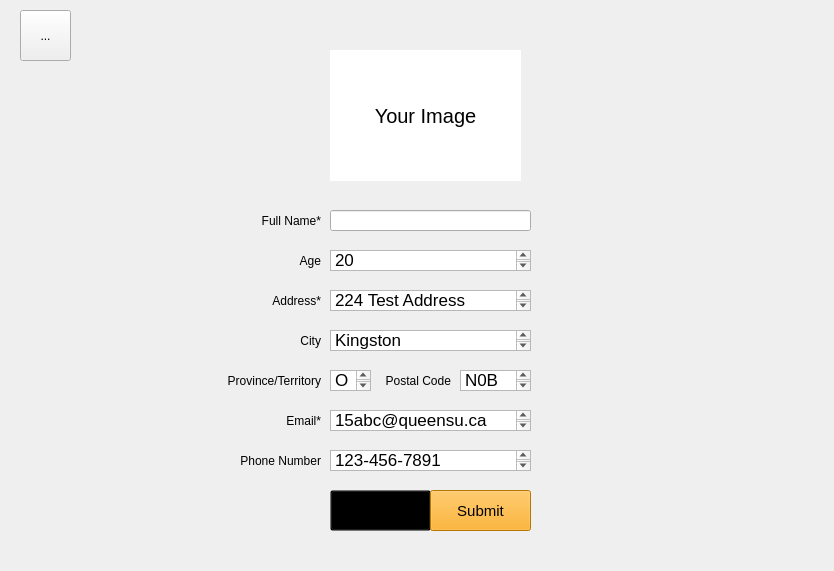
Qt form King_Project/signupform.ui (greg-maceachern12/MicroManage) before a commit.
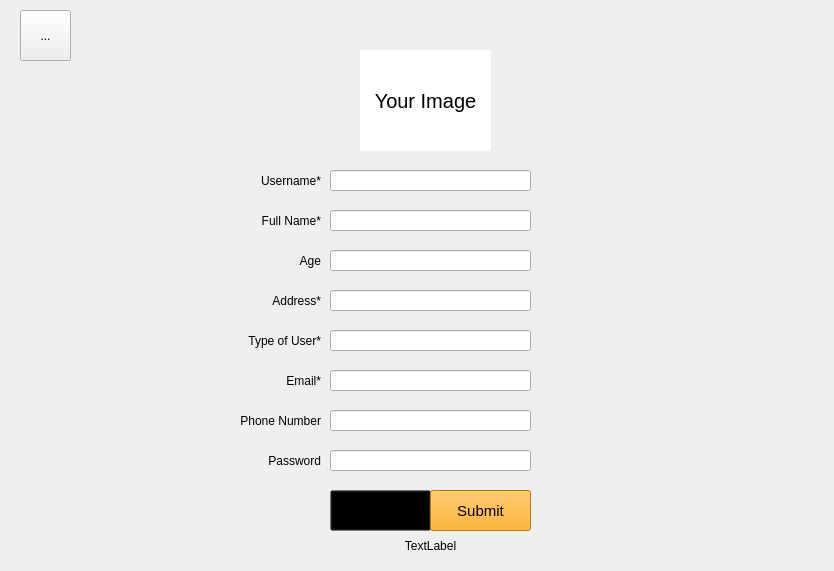
The same form after that commit.

Patch:
```diff
--- a/King_Project/signupform.ui
+++ b/King_Project/signupform.ui
@@ -13,81 +13,11 @@
   <property name="windowTitle">
    <string>Form</string>
   </property>
-  <widget class="QTextEdit" name="textEdit_5">
-   <property name="geometry">
-    <rect>
-     <x>330</x>
-     <y>370</y>
-     <width>41</width>
-     <height>21</height>
-    </rect>
-   </property>
-   <property name="html">
-    <string>&lt;!DOCTYPE HTML PUBLIC &quot;-//W3C//DTD HTML 4.0//EN&quot; &quot;http://www.w3.org/TR/REC-html40/strict.dtd&quot;&gt;
-&lt;html&gt;&lt;head&gt;&lt;meta name=&quot;qrichtext&quot; content=&quot;1&quot; /&gt;&lt;style type=&quot;text/css&quot;&gt;
-p, li { white-space: pre-wrap; }
-&lt;/style&gt;&lt;/head&gt;&lt;body style=&quot; font-family:'.SF NS Text'; font-size:13pt; font-weight:400; font-style:normal;&quot;&gt;
-&lt;p style=&quot; margin-top:0px; margin-bottom:0px; margin-left:0px; margin-right:0px; -qt-block-indent:0; text-indent:0px;&quot;&gt;ON&lt;/p&gt;&lt;/body&gt;&lt;/html&gt;</string>
-   </property>
-  </widget>
-  <widget class="QLabel" name="label_5">
-   <property name="geometry">
-    <rect>
-     <x>250</x>
-     <y>320</y>
-     <width>71</width>
-     <height>41</height>
-    </rect>
-   </property>
-   <property name="styleSheet">
-    <string notr="true">font-family: &quot;Avenir Next&quot;;</string>
-   </property>
-   <property name="text">
-    <string>City</string>
-   </property>
-   <property name="alignment">
-    <set>Qt::AlignRight|Qt::AlignTrailing|Qt::AlignVCenter</set>
-   </property>
-  </widget>
-  <widget class="QTextEdit" name="textEdit_3">
-   <property name="geometry">
-    <rect>
-     <x>330</x>
-     <y>290</y>
-     <width>201</width>
-     <height>21</height>
-    </rect>
-   </property>
-   <property name="html">
-    <string>&lt;!DOCTYPE HTML PUBLIC &quot;-//W3C//DTD HTML 4.0//EN&quot; &quot;http://www.w3.org/TR/REC-html40/strict.dtd&quot;&gt;
-&lt;html&gt;&lt;head&gt;&lt;meta name=&quot;qrichtext&quot; content=&quot;1&quot; /&gt;&lt;style type=&quot;text/css&quot;&gt;
-p, li { white-space: pre-wrap; }
-&lt;/style&gt;&lt;/head&gt;&lt;body style=&quot; font-family:'.SF NS Text'; font-size:13pt; font-weight:400; font-style:normal;&quot;&gt;
-&lt;p style=&quot; margin-top:0px; margin-bottom:0px; margin-left:0px; margin-right:0px; -qt-block-indent:0; text-indent:0px;&quot;&gt;224 Test Address&lt;/p&gt;&lt;/body&gt;&lt;/html&gt;</string>
-   </property>
-  </widget>
-  <widget class="QTextEdit" name="textEdit_7">
-   <property name="geometry">
-    <rect>
-     <x>330</x>
-     <y>450</y>
-     <width>201</width>
-     <height>21</height>
-    </rect>
-   </property>
-   <property name="html">
-    <string>&lt;!DOCTYPE HTML PUBLIC &quot;-//W3C//DTD HTML 4.0//EN&quot; &quot;http://www.w3.org/TR/REC-html40/strict.dtd&quot;&gt;
-&lt;html&gt;&lt;head&gt;&lt;meta name=&quot;qrichtext&quot; content=&quot;1&quot; /&gt;&lt;style type=&quot;text/css&quot;&gt;
-p, li { white-space: pre-wrap; }
-&lt;/style&gt;&lt;/head&gt;&lt;body style=&quot; font-family:'.SF NS Text'; font-size:13pt; font-weight:400; font-style:normal;&quot;&gt;
-&lt;p style=&quot; margin-top:0px; margin-bottom:0px; margin-left:0px; margin-right:0px; -qt-block-indent:0; text-indent:0px;&quot;&gt;123-456-7891&lt;/p&gt;&lt;/body&gt;&lt;/html&gt;</string>
-   </property>
-  </widget>
   <widget class="QLabel" name="label_7">
    <property name="geometry">
     <rect>
      <x>230</x>
-     <y>400</y>
+     <y>360</y>
      <width>91</width>
      <height>41</height>
     </rect>
@@ -102,49 +32,13 @@
     <set>Qt::AlignRight|Qt::AlignTrailing|Qt::AlignVCenter</set>
    </property>
   </widget>
-  <widget class="QTextEdit" name="textEdit_6">
-   <property name="geometry">
-    <rect>
-     <x>330</x>
-     <y>410</y>
-     <width>201</width>
-     <height>21</height>
-    </rect>
-   </property>
-   <property name="html">
-    <string>&lt;!DOCTYPE HTML PUBLIC &quot;-//W3C//DTD HTML 4.0//EN&quot; &quot;http://www.w3.org/TR/REC-html40/strict.dtd&quot;&gt;
-&lt;html&gt;&lt;head&gt;&lt;meta name=&quot;qrichtext&quot; content=&quot;1&quot; /&gt;&lt;style type=&quot;text/css&quot;&gt;
-p, li { white-space: pre-wrap; }
-&lt;/style&gt;&lt;/head&gt;&lt;body style=&quot; font-family:'.SF NS Text'; font-size:13pt; font-weight:400; font-style:normal;&quot;&gt;
-&lt;p style=&quot; margin-top:0px; margin-bottom:0px; margin-left:0px; margin-right:0px; -qt-block-indent:0; text-indent:0px;&quot;&gt;15abc@queensu.ca&lt;/p&gt;&lt;/body&gt;&lt;/html&gt;</string>
-   </property>
-  </widget>
-  <widget class="QLabel" name="label_9">
-   <property name="geometry">
-    <rect>
-     <x>380</x>
-     <y>360</y>
-     <width>71</width>
-     <height>41</height>
-    </rect>
-   </property>
-   <property name="styleSheet">
-    <string notr="true">font-family: &quot;Avenir Next&quot;;</string>
-   </property>
-   <property name="text">
-    <string>Postal Code</string>
-   </property>
-   <property name="alignment">
-    <set>Qt::AlignRight|Qt::AlignTrailing|Qt::AlignVCenter</set>
-   </property>
-  </widget>
   <widget class="QLabel" name="label_10">
    <property name="geometry">
     <rect>
-     <x>330</x>
+     <x>360</x>
      <y>50</y>
-     <width>191</width>
-     <height>131</height>
+     <width>131</width>
+     <height>101</height>
     </rect>
    </property>
    <property name="styleSheet">
@@ -159,25 +53,6 @@
     <set>Qt::AlignCenter</set>
    </property>
   </widget>
-  <widget class="QLabel" name="label_6">
-   <property name="geometry">
-    <rect>
-     <x>190</x>
-     <y>360</y>
-     <width>131</width>
-     <height>41</height>
-    </rect>
-   </property>
-   <property name="styleSheet">
-    <string notr="true">font-family: &quot;Avenir Next&quot;;</string>
-   </property>
-   <property name="text">
-    <string>Province/Territory</string>
-   </property>
-   <property name="alignment">
-    <set>Qt::AlignRight|Qt::AlignTrailing|Qt::AlignVCenter</set>
-   </property>
-  </widget>
   <widget class="QLabel" name="label_4">
    <property name="geometry">
     <rect>
@@ -197,28 +72,11 @@
     <set>Qt::AlignRight|Qt::AlignTrailing|Qt::AlignVCenter</set>
    </property>
   </widget>
-  <widget class="QTextEdit" name="textEdit_8">
-   <property name="geometry">
-    <rect>
-     <x>460</x>
-     <y>370</y>
-     <width>71</width>
-     <height>21</height>
-    </rect>
-   </property>
-   <property name="html">
-    <string>&lt;!DOCTYPE HTML PUBLIC &quot;-//W3C//DTD HTML 4.0//EN&quot; &quot;http://www.w3.org/TR/REC-html40/strict.dtd&quot;&gt;
-&lt;html&gt;&lt;head&gt;&lt;meta name=&quot;qrichtext&quot; content=&quot;1&quot; /&gt;&lt;style type=&quot;text/css&quot;&gt;
-p, li { white-space: pre-wrap; }
-&lt;/style&gt;&lt;/head&gt;&lt;body style=&quot; font-family:'.SF NS Text'; font-size:13pt; font-weight:400; font-style:normal;&quot;&gt;
-&lt;p style=&quot; margin-top:0px; margin-bottom:0px; margin-left:0px; margin-right:0px; -qt-block-indent:0; text-indent:0px;&quot;&gt;N0B 2J0&lt;/p&gt;&lt;/body&gt;&lt;/html&gt;</string>
-   </property>
-  </widget>
   <widget class="QLabel" name="label_8">
    <property name="geometry">
     <rect>
      <x>220</x>
-     <y>440</y>
+     <y>400</y>
      <width>101</width>
      <height>41</height>
     </rect>
@@ -233,41 +91,7 @@
     <set>Qt::AlignRight|Qt::AlignTrailing|Qt::AlignVCenter</set>
    </property>
   </widget>
-  <widget class="QTextEdit" name="textEdit_4">
-   <property name="geometry">
-    <rect>
-     <x>330</x>
-     <y>330</y>
-     <width>201</width>
-     <height>21</height>
-    </rect>
-   </property>
-   <property name="html">
-    <string>&lt;!DOCTYPE HTML PUBLIC &quot;-//W3C//DTD HTML 4.0//EN&quot; &quot;http://www.w3.org/TR/REC-html40/strict.dtd&quot;&gt;
-&lt;html&gt;&lt;head&gt;&lt;meta name=&quot;qrichtext&quot; content=&quot;1&quot; /&gt;&lt;style type=&quot;text/css&quot;&gt;
-p, li { white-space: pre-wrap; }
-&lt;/style&gt;&lt;/head&gt;&lt;body style=&quot; font-family:'.SF NS Text'; font-size:13pt; font-weight:400; font-style:normal;&quot;&gt;
-&lt;p style=&quot; margin-top:0px; margin-bottom:0px; margin-left:0px; margin-right:0px; -qt-block-indent:0; text-indent:0px;&quot;&gt;Kingston&lt;/p&gt;&lt;/body&gt;&lt;/html&gt;</string>
-   </property>
-  </widget>
-  <widget class="QTextEdit" name="textEdit_2">
-   <property name="geometry">
-    <rect>
-     <x>330</x>
-     <y>250</y>
-     <width>201</width>
-     <height>21</height>
-    </rect>
-   </property>
-   <property name="html">
-    <string>&lt;!DOCTYPE HTML PUBLIC &quot;-//W3C//DTD HTML 4.0//EN&quot; &quot;http://www.w3.org/TR/REC-html40/strict.dtd&quot;&gt;
-&lt;html&gt;&lt;head&gt;&lt;meta name=&quot;qrichtext&quot; content=&quot;1&quot; /&gt;&lt;style type=&quot;text/css&quot;&gt;
-p, li { white-space: pre-wrap; }
-&lt;/style&gt;&lt;/head&gt;&lt;body style=&quot; font-family:'.SF NS Text'; font-size:13pt; font-weight:400; font-style:normal;&quot;&gt;
-&lt;p style=&quot; margin-top:0px; margin-bottom:0px; margin-left:0px; margin-right:0px; -qt-block-indent:0; text-indent:0px;&quot;&gt;20&lt;/p&gt;&lt;/body&gt;&lt;/html&gt;</string>
-   </property>
-  </widget>
-  <widget class="QPushButton" name="pushButton_4">
+  <widget class="QPushButton" name="btnCancel">
    <property name="geometry">
     <rect>
      <x>330</x>
@@ -364,6 +188,152 @@
     </rect>
    </property>
   </widget>
+  <widget class="QLabel" name="logMsg">
+   <property name="geometry">
+    <rect>
+     <x>240</x>
+     <y>530</y>
+     <width>381</width>
+     <height>31</height>
+    </rect>
+   </property>
+   <property name="text">
+    <string>TextLabel</string>
+   </property>
+   <property name="alignment">
+    <set>Qt::AlignCenter</set>
+   </property>
+  </widget>
+  <widget class="QLabel" name="label_11">
+   <property name="geometry">
+    <rect>
+     <x>230</x>
+     <y>160</y>
+     <width>91</width>
+     <height>41</height>
+    </rect>
+   </property>
+   <property name="styleSheet">
+    <string notr="true">font-family: &quot;Avenir Next&quot;;</string>
+   </property>
+   <property name="text">
+    <string>Username*</string>
+   </property>
+   <property name="alignment">
+    <set>Qt::AlignRight|Qt::AlignTrailing|Qt::AlignVCenter</set>
+   </property>
+  </widget>
+  <widget class="QLineEdit" name="txtUid">
+   <property name="geometry">
+    <rect>
+     <x>330</x>
+     <y>170</y>
+     <width>201</width>
+     <height>21</height>
+    </rect>
+   </property>
+  </widget>
+  <widget class="QLineEdit" name="txtAge">
+   <property name="geometry">
+    <rect>
+     <x>330</x>
+     <y>250</y>
+     <width>201</width>
+     <height>21</height>
+    </rect>
+   </property>
+  </widget>
+  <widget class="QLineEdit" name="txtAddress">
+   <property name="geometry">
+    <rect>
+     <x>330</x>
+     <y>290</y>
+     <width>201</width>
+     <height>21</height>
+    </rect>
+   </property>
+  </widget>
+  <widget class="QLabel" name="label_5">
+   <property name="geometry">
+    <rect>
+     <x>240</x>
+     <y>320</y>
+     <width>81</width>
+     <height>41</height>
+    </rect>
+   </property>
+   <property name="styleSheet">
+    <string notr="true">font-family: &quot;Avenir Next&quot;;</string>
+   </property>
+   <property name="text">
+    <string>Type of User*</string>
+   </property>
+   <property name="alignment">
+    <set>Qt::AlignRight|Qt::AlignTrailing|Qt::AlignVCenter</set>
+   </property>
+  </widget>
+  <widget class="QLineEdit" name="txtType">
+   <property name="geometry">
+    <rect>
+     <x>330</x>
+     <y>330</y>
+     <width>201</width>
+     <height>21</height>
+    </rect>
+   </property>
+  </widget>
+  <widget class="QLineEdit" name="txtEmail">
+   <property name="geometry">
+    <rect>
+     <x>330</x>
+     <y>370</y>
+     <width>201</width>
+     <height>21</height>
+    </rect>
+   </property>
+  </widget>
+  <widget class="QLineEdit" name="txtPhone">
+   <property name="geometry">
+    <rect>
+     <x>330</x>
+     <y>410</y>
+     <width>201</width>
+     <height>21</height>
+    </rect>
+   </property>
+  </widget>
+  <widget class="QLineEdit" name="txtPassword">
+   <property name="geometry">
+    <rect>
+     <x>330</x>
+     <y>450</y>
+     <width>201</width>
+     <height>21</height>
+    </rect>
+   </property>
+   <property name="text">
+    <string/>
+   </property>
+  </widget>
+  <widget class="QLabel" name="label_9">
+   <property name="geometry">
+    <rect>
+     <x>220</x>
+     <y>440</y>
+     <width>101</width>
+     <height>41</height>
+    </rect>
+   </property>
+   <property name="styleSheet">
+    <string notr="true">font-family: &quot;Avenir Next&quot;;</string>
+   </property>
+   <property name="text">
+    <string>Password</string>
+   </property>
+   <property name="alignment">
+    <set>Qt::AlignRight|Qt::AlignTrailing|Qt::AlignVCenter</set>
+   </property>
+  </widget>
  </widget>
  <resources/>
  <connections/>
```
Left out of the diff: 4 changed lines with no effect on the pictures.
